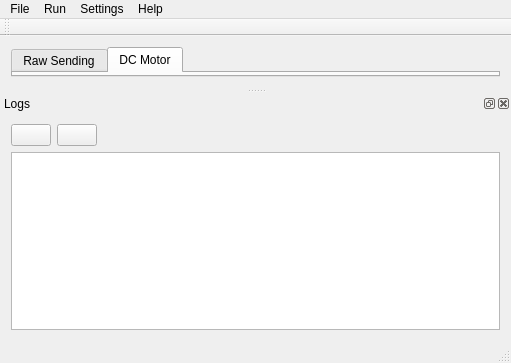
Above: ui/mainwindow.ui from Paise/uart_board before the change. Below: the same form after it.
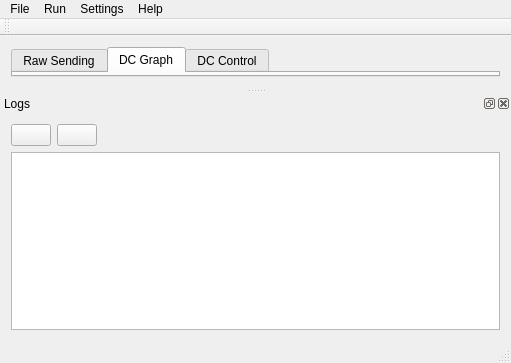
That is the form after the change. The open tabs and pages were chosen to show the change. Custom widgets are drawn as their Qt base class.

```diff
--- a/ui/mainwindow.ui
+++ b/ui/mainwindow.ui
@@ -27,7 +27,12 @@
       </widget>
       <widget class="DCMotorWidget" name="DCTab">
        <attribute name="title">
-        <string>DC Motor</string>
+        <string>DC Graph</string>
+       </attribute>
+      </widget>
+      <widget class="DCControlWidget" name="controlTab">
+       <attribute name="title">
+        <string>DC Control</string>
        </attribute>
       </widget>
      </widget>
@@ -204,6 +209,12 @@
    <header>dcmotorwidget.h</header>
    <container>1</container>
   </customwidget>
+  <customwidget>
+   <class>DCControlWidget</class>
+   <extends>QWidget</extends>
+   <header>dccontrolwidget.h</header>
+   <container>1</container>
+  </customwidget>
  </customwidgets>
  <resources/>
  <connections/>
```
Left out of the diff: 2 changed lines with no effect on the pictures.
